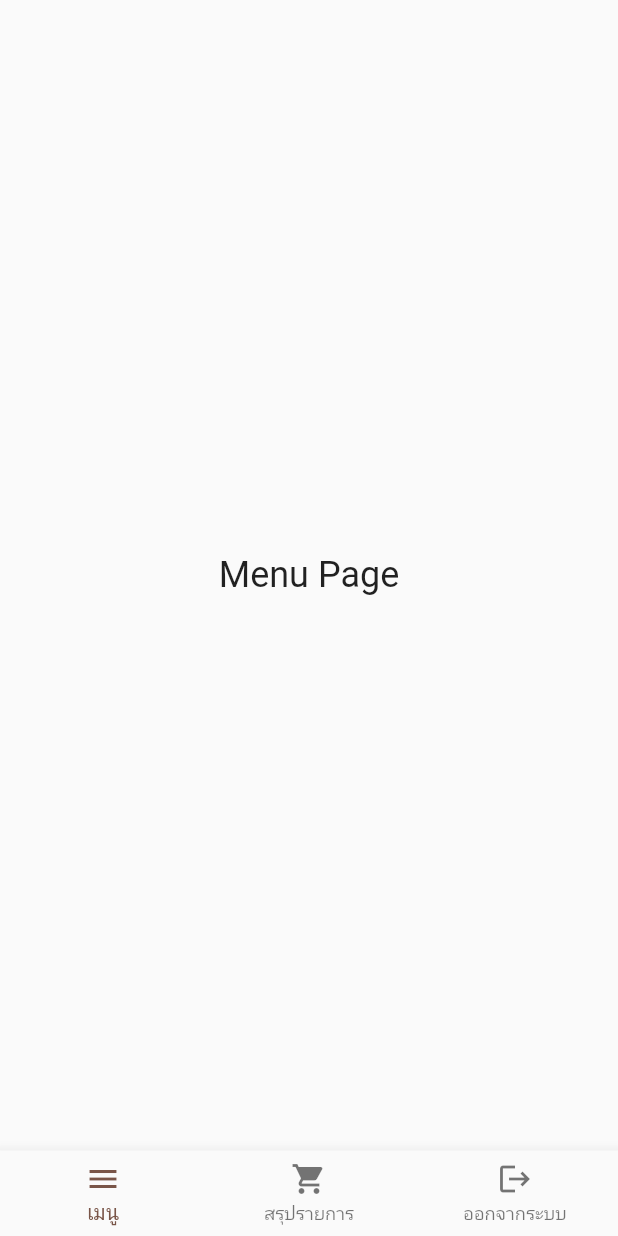
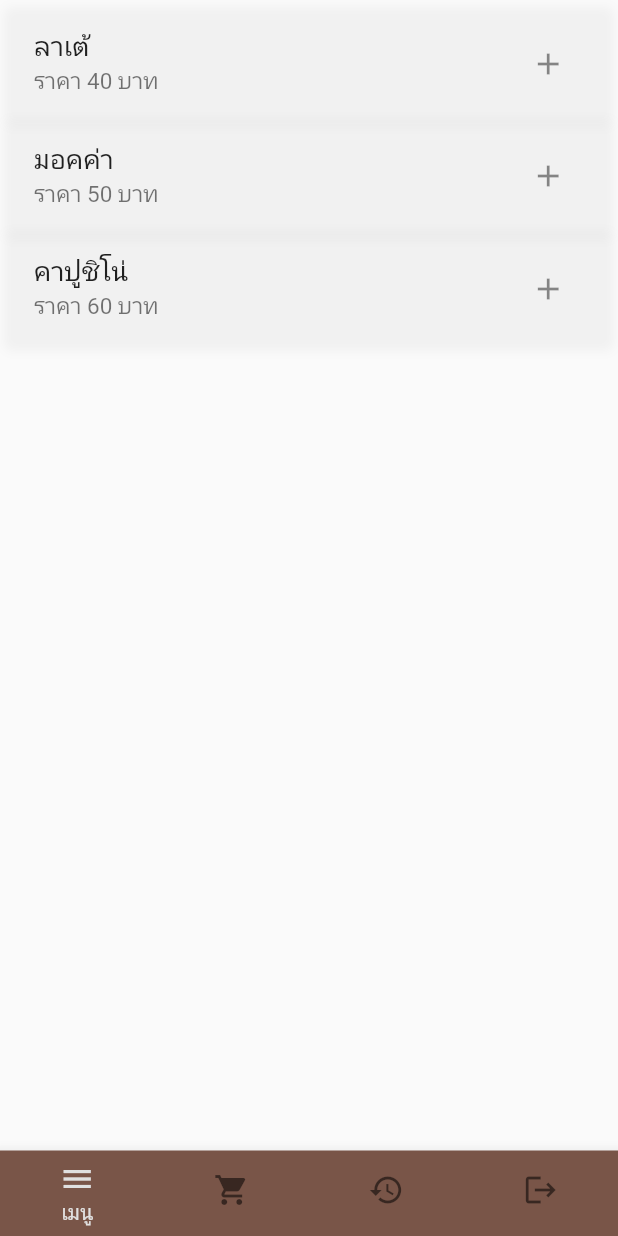
Before and after one commit to NiebAnupat/ProjectCafe-Flutter, a Flutter app: the screen it shows after launch, on a phone screen of 412 x 824 dp. Run offline on Flutter 3.47's test engine with Material 2 defaults, Android fonts, the phone set to English and light mode, and no system bars; our stand-ins replace google_fonts.

Commit message:
feat(menuPage, ordersPage) : finished

```diff
--- /dev/null
+++ b/lib/components/menuCafe.dart
@@ -0,0 +1,6 @@
+class menuCafe {
+  String name;
+  String price;
+
+  menuCafe(this.name, this.price);
+}
--- /dev/null
+++ b/lib/pages/homePage.dart
@@ -0,0 +1,63 @@
+import 'package:cafeapp/pages/ordersPage.dart';
+import 'package:flutter/material.dart';
+import 'loginPage.dart';
+import 'ordersPage.dart';
+import 'menuPage.dart';
+
+class HomePage extends StatefulWidget {
+  const HomePage({Key? key}) : super(key: key);
+
+  @override
+  State<HomePage> createState() => _HomePageState();
+}
+
+class _HomePageState extends State<HomePage> {
+  int _selectedIndex = 0;
+
+  void _navigateBottomBar(int index) {
+    setState(() {
+      _selectedIndex = index;
+    });
+  }
+
+  final List<Widget> _buttonAction = [
+    MenuPage(),
+    OrdersPage(),
+    Text('ประวัติ'),
+    LoginPage(),
+  ];
+
+  @override
+  Widget build(BuildContext context) {
+    return Scaffold(
+      body: _buttonAction[_selectedIndex],
+      // Bottom Bar
+      bottomNavigationBar: BottomNavigationBar(
+        type: BottomNavigationBarType.fixed,
+        backgroundColor: Colors.brown,
+        selectedItemColor: Colors.grey[300],
+        showUnselectedLabels: false,
+        currentIndex: _selectedIndex,
+        onTap: _navigateBottomBar,
+        items: [
+          BottomNavigationBarItem(
+            icon: Icon(Icons.menu),
+            label: 'เมนู',
+          ),
+          BottomNavigationBarItem(
+            icon: Icon(Icons.shopping_cart),
+            label: 'สรุปรายการ',
+          ),
+          BottomNavigationBarItem(
+            icon: Icon(Icons.history),
+            label: 'ประวัติ',
+          ),
+          BottomNavigationBarItem(
+            icon: Icon(Icons.logout),
+            label: 'ออกจากระบบ',
+          ),
+        ],
+      ),
+    );
+  }
+}
--- a/lib/pages/main.dart
+++ b/lib/pages/main.dart
@@ -3,6 +3,7 @@
 import 'package:flutter/material.dart';
 import 'loginPage.dart';
 import 'menuPage.dart';
+import 'homePage.dart';
 
 void main() {
   runApp(const MyApp());
@@ -18,7 +19,7 @@ class MyApp extends StatelessWidget {
       theme: ThemeData(
         primarySwatch: Colors.brown,
       ),
-      home: const MenuPage(),
+      home: const HomePage(),
     );
   }
 }
--- a/lib/pages/menuPage.dart
+++ b/lib/pages/menuPage.dart
@@ -1,176 +1,85 @@
 import 'package:flutter/material.dart';
-import 'menuCafe.dart';
+import 'package:cafeapp/components/menuCafe.dart';
 
+// Stateful
 class MenuPage extends StatefulWidget {
-  const MenuPage({Key? key}) : super(key: key);
+  const MenuPage({super.key});
 
   @override
   State<MenuPage> createState() => _MenuPageState();
 }
 
 class _MenuPageState extends State<MenuPage> {
-  int _selectedIndex = 0;
-
-  void _navigateBottomBar(int index) {
-    setState(() {
-      _selectedIndex = index;
-    });
-  }
-
-  final List<Widget> _buttonAction = [
-    Center(child: Text('Menu Page')),
-    Center(child: Text('Summary Page')),
+  //Menu list
+  List<menuCafe> menu = [
+    menuCafe("ลาเต้", "40"),
+    menuCafe("มอคค่า", "50"),
+    menuCafe("คาปูชิโน่", "60"),
   ];
 
   @override
   Widget build(BuildContext context) {
     return Scaffold(
-      body: Center(
-        child: Text(
-          'Menu Page',
-          style: TextStyle(fontSize: 24),
-        ),
-      ),
+      body: content(),
+    );
+  }
 
-      // Bottom Bar
-      bottomNavigationBar: BottomNavigationBar(
-        currentIndex: _selectedIndex,
-        onTap: _navigateBottomBar,
-        type: BottomNavigationBarType.fixed,
-        items: [
-          BottomNavigationBarItem(
-            icon: Icon(Icons.menu),
-            label: 'เมนู',
-          ),
-          BottomNavigationBarItem(
-            icon: Icon(Icons.shopping_cart),
-            label: 'สรุปรายการ',
-          ),
-          BottomNavigationBarItem(
-            icon: Icon(Icons.logout),
-            label: 'ออกจากระบบ',
-          ),
-        ],
+  Widget content() {
+    return Padding(
+      padding: const EdgeInsets.all(5),
+      child: ListView.builder(
+        itemCount: menu.length,
+        itemBuilder: (context, i) {
+          menuCafe food = menu[i];
+          return Container(
+            decoration: BoxDecoration(
+              borderRadius: BorderRadius.circular(5),
+              boxShadow: [
+                BoxShadow(
+                  color: Colors.grey.withOpacity(0.1),
+                  spreadRadius: 2,
+                  blurRadius: 5,
+                  offset: Offset(0, 2),
+                ),
+              ],
+            ),
+            child: Padding(
+              padding: const EdgeInsets.all(1.5),
+              child: ListTile(
+                title: Text(food.name, style: TextStyle(fontSize: 18)),
+                subtitle: Text(
+                  "ราคา " + food.price + " บาท",
+                  style: TextStyle(fontSize: 15),
+                ),
+
+                // Add menu button
+                trailing: IconButton(
+                  onPressed: () {},
+                  icon: Icon(Icons.add),
+                ),
+              ),
+            ),
+          );
+
+          // Card(
+          //   color: Colors.brown[200],
+          //   child: Padding(
+          //     padding: const EdgeInsets.all(1.5),
+          //     child: ListTile(
+          //       title: Text(food.name, style: TextStyle(fontSize: 18)),
+          //       subtitle: Text("ราคา " + food.price + " บาท",
+          //           style: TextStyle(fontSize: 15)),
+
+          //       // Add menu button
+          //       trailing: IconButton(
+          //         onPressed: () {},
+          //         icon: Icon(Icons.add),
+          //       ),
+          //     ),
+          //   ),
+          // );
+        },
       ),
     );
   }
 }
-
-// void main() {
-//   // var app = MyWidget();
-//   // runApp(app);
-//   runApp(LessWidget());
-// }
-
-//Build widget
-//Stateless can't change
-// class LessWidget extends StatelessWidget {
-//   const LessWidget({super.key});
-
-//   @override
-//   Widget build(BuildContext context) {
-//     return MaterialApp(
-//         title: "Cafe App",
-//         home: FullWidget(),
-//         // Scaffold(
-//         //   appBar: AppBar(
-//         //     title: Center(
-//         //         child: Text(
-//         //       "Ruen Darunee`s Cafe",
-//         //       style: TextStyle(fontSize: 24),
-//         //     )),
-//         //   ),
-//         //   body: Center(
-//         //       child: Column(
-//         //     mainAxisAlignment: MainAxisAlignment.center,
-//         //     children: [
-//         //       Text("Welcome to Ruen Darunee`s Cafe"),
-//         //       Text("We serve the best coffee in town"),
-//         //       Image(
-//         //         image: NetworkImage(
-//         //             "https://cdn.pixabay.com/photo/2017/08/07/22/57/coffee-2608864_960_720.jpg"),
-//         //       )
-//         //     ],
-//         //   )),
-//         // ),
-//         theme: ThemeData(
-//           primarySwatch: Colors.brown,
-//         ));
-//   }
-// }
-
-// //Stateful can change
-// class FullWidget extends StatefulWidget {
-//   const FullWidget({super.key});
-
-//   @override
-//   State<FullWidget> createState() => _FullWidgetState();
-// }
-
-// class _FullWidgetState extends State<FullWidget> {
-//   int count = 0;
-
-//   //List of menu
-//   List<menuCafe> menu = [
-//     menuCafe("Latte", "40", "assets/images/latte.jpg"),
-//     menuCafe("Mocha", "50", "assets/images/mocha.jpg"),
-//     menuCafe("Cappuccino", "60", "assets/images/cappu.jpg"),
-//   ];
-
-// // Print data
-//   @override
-//   Widget build(BuildContext context) {
-//     return Scaffold(
-//         appBar: AppBar(
-//           title: Center(
-//               child: Text(
-//             "Ruen Darunee`s Cafe",
-//             style: TextStyle(fontSize: 24),
-//           )),
-//         ),
-//         body: ListView.builder(
-//             itemCount: menu.length,
-//             itemBuilder: (BuildContext context, int index) {
-//               menuCafe food = menu[index];
-//               return ListTile(
-//                 leading: Image.asset(food.image),
-//                 title: Text(food.name),
-//                 subtitle: Text("Price " + food.price + " Baht"),
-//                 onTap: () {
-//                   print("You have choosen " + food.name);
-//                 },
-//               );
-//             }));
-
-//     // Button to count
-//     // floatingActionButton: FloatingActionButton(
-//     //   onPressed: incrementCounter,
-//     //   child: Icon(Icons.add),
-//     // ));
-//   }
-
-//   //Function to count
-//   // void incrementCounter() {
-//   //   setState(() {
-//   //     count++;
-//   //   });
-//   // }
-
-//   // Prepare data
-//   // List<Widget> getData(int count) {
-//   //   List<Widget> data = [];
-//   //   // data.add(Text("Welcome to Ruen Darunee`s Cafe"));
-//   //   // data.add(Text("We serve the best coffee in town"));
-//   //   // data.add(Text("You have pressed the button $count times"));
-
-//   //   for (var i = 0; i < count; i++) {
-//   //     // var menu = Text("Menu $i", style: TextStyle(fontSize: 24));
-//   //     var menu = ListTile(
-//   //       title: Text("Menu $i"),
-//   //       subtitle: Text("List ${i + 1}"),
-//   //     );
-//   //     data.add(menu);
-//   //   }
-//   //   return data;
-//   // }
-// }
```
Also changed, not shown: lib/pages/menuCafe.dart (deleted, +0 -7 lines), lib/pages/ordersPage.dart (added, +93 -0 lines).
